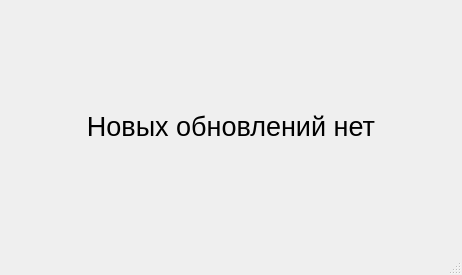
This is qt/non_update.ui in andrei-229/valanter_app as Qt 5 draws it before an edit. The edited form follows.
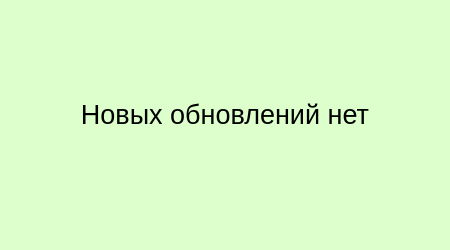
This is the edited form.

The edit to the form file:
```diff
--- a/qt/non_update.ui
+++ b/qt/non_update.ui
@@ -6,13 +6,28 @@
    <rect>
     <x>0</x>
     <y>0</y>
-    <width>462</width>
-    <height>275</height>
+    <width>450</width>
+    <height>250</height>
    </rect>
   </property>
+  <property name="minimumSize">
+   <size>
+    <width>450</width>
+    <height>250</height>
+   </size>
+  </property>
+  <property name="maximumSize">
+   <size>
+    <width>450</width>
+    <height>250</height>
+   </size>
+  </property>
   <property name="windowTitle">
    <string>Сообщение</string>
   </property>
+  <property name="styleSheet">
+   <string notr="true">background-color: rgb(221, 255, 204);</string>
+  </property>
   <widget class="QWidget" name="centralwidget">
    <layout class="QHBoxLayout" name="horizontalLayout">
     <item>
```
Left out of the diff: 4 changed lines with no effect on the pictures.
